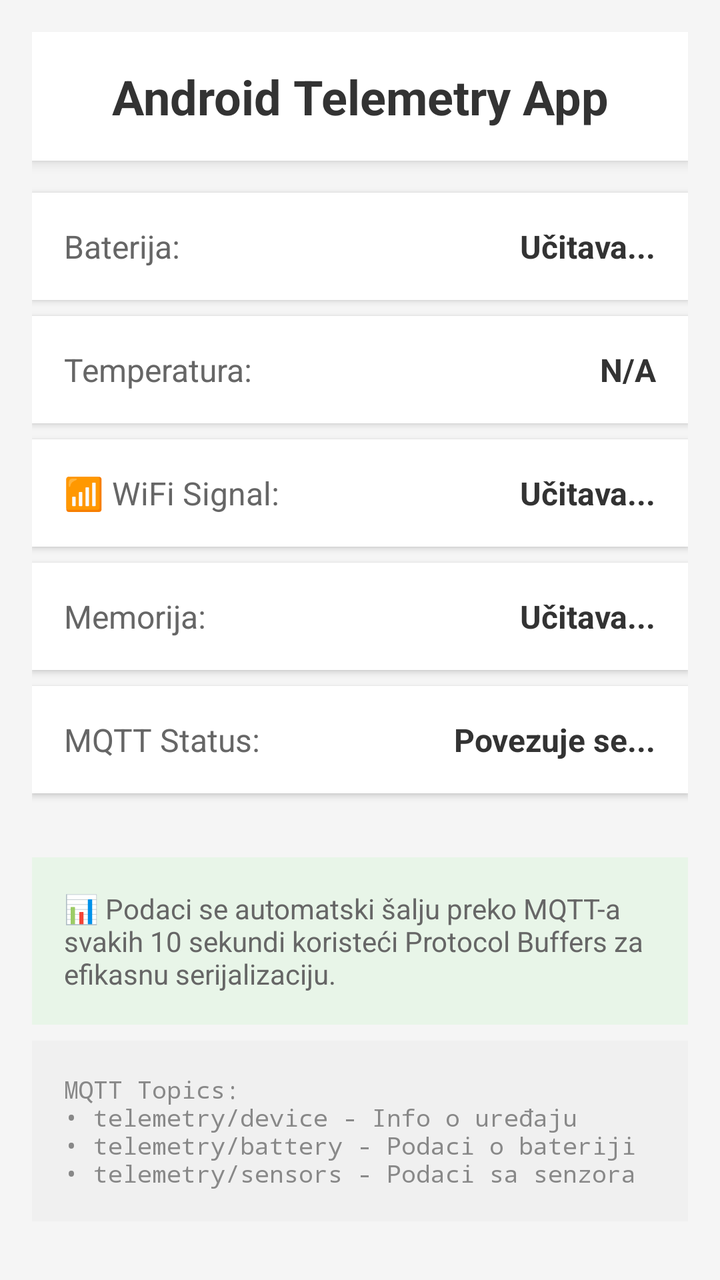
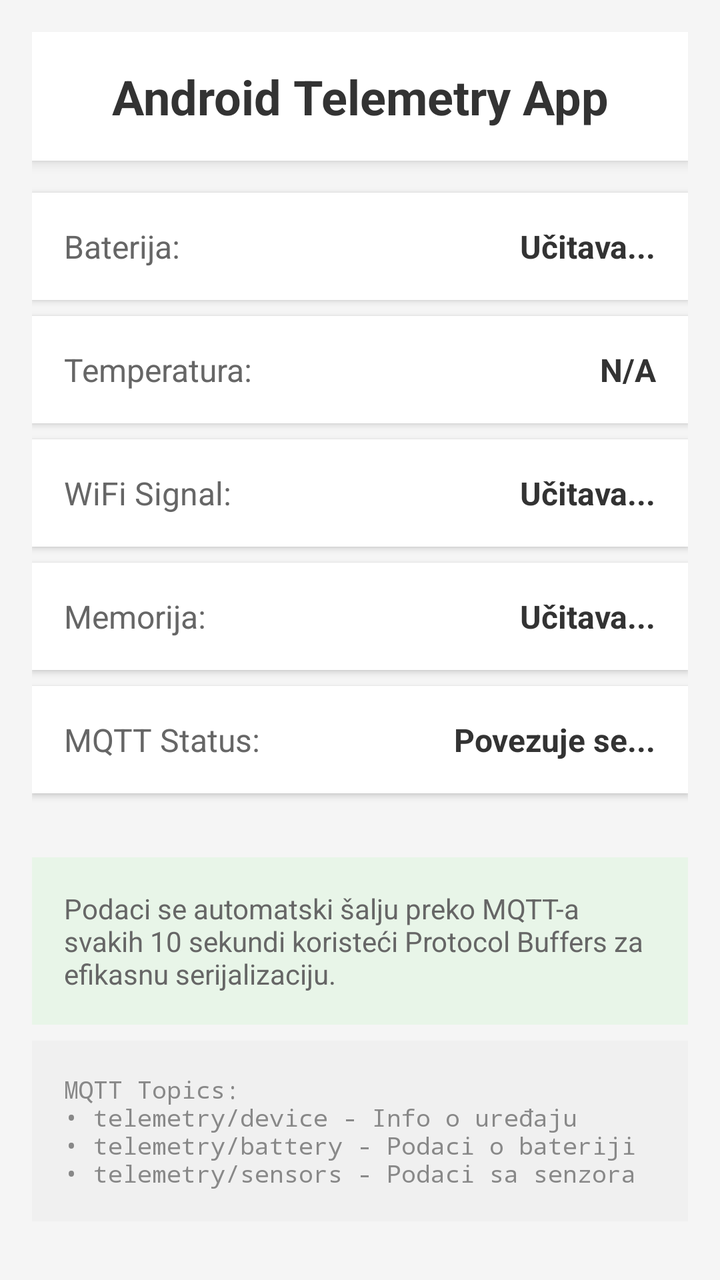

Two renders of the same Android screen: before a commit and after it. Below are the layout's source before the change and the commit's diff.
<!-- AndroidManifest.xml: application theme Theme.TelemetryApp -->
<!-- res/layout/activity_main.xml -->
<?xml version="1.0" encoding="utf-8"?>
<LinearLayout xmlns:android="http://schemas.android.com/apk/res/android"
    android:layout_width="match_parent"
    android:layout_height="match_parent"
    android:orientation="vertical"
    android:padding="16dp"
    android:background="#f5f5f5">

    <TextView
        android:layout_width="match_parent"
        android:layout_height="wrap_content"
        android:text="Android Telemetry App"
        android:textSize="24sp"
        android:textStyle="bold"
        android:textColor="#333"
        android:gravity="center"
        android:padding="16dp"
        android:background="#ffffff"
        android:layout_marginBottom="16dp"
        android:elevation="4dp" />

    <LinearLayout
        android:layout_width="match_parent"
        android:layout_height="wrap_content"
        android:orientation="horizontal"
        android:background="#ffffff"
        android:padding="16dp"
        android:layout_marginBottom="8dp"
        android:elevation="2dp">

        <TextView
            android:layout_width="0dp"
            android:layout_height="wrap_content"
            android:layout_weight="1"
            android:text="Baterija:"
            android:textSize="16sp"
            android:textColor="#666" />

        <TextView
            android:id="@+id/battery_status"
            android:layout_width="wrap_content"
            android:layout_height="wrap_content"
            android:text="Učitava..."
            android:textSize="16sp"
            android:textColor="#333"
            android:textStyle="bold" />

    </LinearLayout>

    <LinearLayout
        android:layout_width="match_parent"
        android:layout_height="wrap_content"
        android:orientation="horizontal"
        android:background="#ffffff"
        android:padding="16dp"
        android:layout_marginBottom="8dp"
        android:elevation="2dp">

        <TextView
            android:layout_width="0dp"
            android:layout_height="wrap_content"
            android:layout_weight="1"
            android:text="Temperatura:"
            android:textSize="16sp"
            android:textColor="#666" />

        <TextView
            android:id="@+id/temperature_status"
            android:layout_width="wrap_content"
            android:layout_height="wrap_content"
            android:text="N/A"
            android:textSize="16sp"
            android:textColor="#333"
            android:textStyle="bold" />

    </LinearLayout>

    <LinearLayout
        android:layout_width="match_parent"
        android:layout_height="wrap_content"
        android:orientation="horizontal"
        android:background="#ffffff"
        android:padding="16dp"
        android:layout_marginBottom="8dp"
        android:elevation="2dp">

        <TextView
            android:layout_width="0dp"
            android:layout_height="wrap_content"
            android:layout_weight="1"
            android:text="📶 WiFi Signal:"
            android:textSize="16sp"
            android:textColor="#666" />

        <TextView
            android:id="@+id/wifi_status"
            android:layout_width="wrap_content"
            android:layout_height="wrap_content"
            android:text="Učitava..."
            android:textSize="16sp"
            android:textColor="#333"
            android:textStyle="bold" />

    </LinearLayout>

    <LinearLayout
        android:layout_width="match_parent"
        android:layout_height="wrap_content"
        android:orientation="horizontal"
        android:background="#ffffff"
        android:padding="16dp"
        android:layout_marginBottom="8dp"
        android:elevation="2dp">

        <TextView
            android:layout_width="0dp"
            android:layout_height="wrap_content"
            android:layout_weight="1"
            android:text="Memorija:"
            android:textSize="16sp"
            android:textColor="#666" />

        <TextView
            android:id="@+id/memory_status"
            android:layout_width="wrap_content"
            android:layout_height="wrap_content"
            android:text="Učitava..."
            android:textSize="16sp"
            android:textColor="#333"
            android:textStyle="bold" />

    </LinearLayout>

    <LinearLayout
        android:layout_width="match_parent"
        android:layout_height="wrap_content"
        android:orientation="horizontal"
        android:background="#ffffff"
        android:padding="16dp"
        android:layout_marginBottom="16dp"
        android:elevation="2dp">

        <TextView
            android:layout_width="0dp"
            android:layout_height="wrap_content"
            android:layout_weight="1"
            android:text="MQTT Status:"
            android:textSize="16sp"
            android:textColor="#666" />

        <TextView
            android:id="@+id/mqtt_status"
            android:layout_width="wrap_content"
            android:layout_height="wrap_content"
            android:text="Povezuje se..."
            android:textSize="16sp"
            android:textColor="#333"
            android:textStyle="bold" />

    </LinearLayout>

    <TextView
        android:layout_width="match_parent"
        android:layout_height="wrap_content"
        android:text="📊 Podaci se automatski šalju preko MQTT-a svakih 10 sekundi koristeći Protocol Buffers za efikasnu serijalizaciju."
        android:textSize="14sp"
        android:textColor="#666"
        android:padding="16dp"
        android:background="#e8f5e8"
        android:layout_marginTop="16dp" />

    <TextView
        android:layout_width="match_parent"
        android:layout_height="wrap_content"
        android:text="MQTT Topics:\n• telemetry/device - Info o uređaju\n• telemetry/battery - Podaci o bateriji\n• telemetry/sensors - Podaci sa senzora"
        android:textSize="12sp"
        android:textColor="#888"
        android:padding="16dp"
        android:background="#f0f0f0"
        android:layout_marginTop="8dp"
        android:fontFamily="monospace" />

</LinearLayout>
<!-- resources referenced by this layout -->
<resources>
  <style name="Theme.TelemetryApp" parent="Theme.AppCompat.Light.DarkActionBar">
          
          <item name="colorPrimary">@color/purple_500</item>
          <item name="colorPrimaryVariant">@color/purple_700</item>
          <item name="colorOnPrimary">@color/white</item>
          
          <item name="colorSecondary">@color/teal_200</item>
          <item name="colorSecondaryVariant">@color/teal_700</item>
          <item name="colorOnSecondary">@color/black</item>
          
          <item name="android:statusBarColor" tools:targetApi="l">?attr/colorPrimaryVariant</item>
          
      </style>
  <color name="purple_500">#FF6200EE</color>
  <color name="purple_700">#FF3700B3</color>
  <color name="white">#FFFFFFFF</color>
  <color name="teal_200">#FF03DAC5</color>
  <color name="teal_700">#FF018786</color>
  <color name="black">#FF000000</color>
</resources>

<!-- the commit's change to res/layout/activity_main.xml (unified diff, before → after) -->
@@ -88,7 +88,7 @@
             android:layout_width="0dp"
             android:layout_height="wrap_content"
             android:layout_weight="1"
-            android:text="📶 WiFi Signal:"
+            android:text="WiFi Signal:"
             android:textSize="16sp"
             android:textColor="#666" />
 
@@ -162,7 +162,7 @@
     <TextView
         android:layout_width="match_parent"
         android:layout_height="wrap_content"
-        android:text="📊 Podaci se automatski šalju preko MQTT-a svakih 10 sekundi koristeći Protocol Buffers za efikasnu serijalizaciju."
+        android:text="Podaci se automatski šalju preko MQTT-a svakih 10 sekundi koristeći Protocol Buffers za efikasnu serijalizaciju."
         android:textSize="14sp"
         android:textColor="#666"
         android:padding="16dp"
